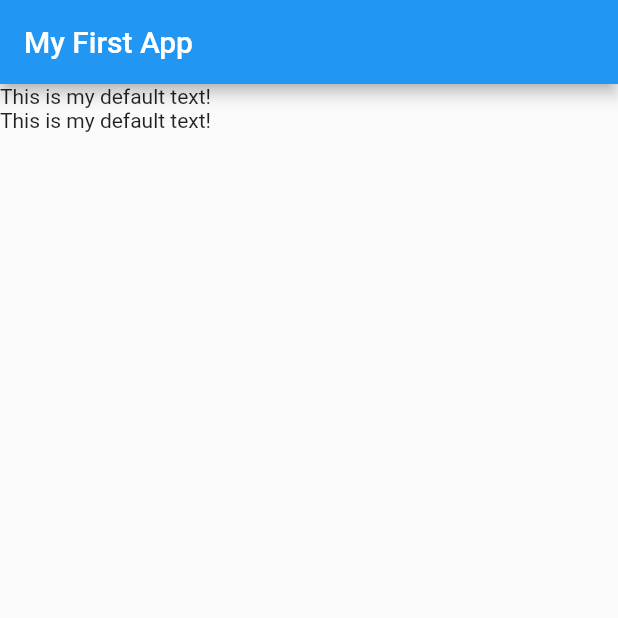
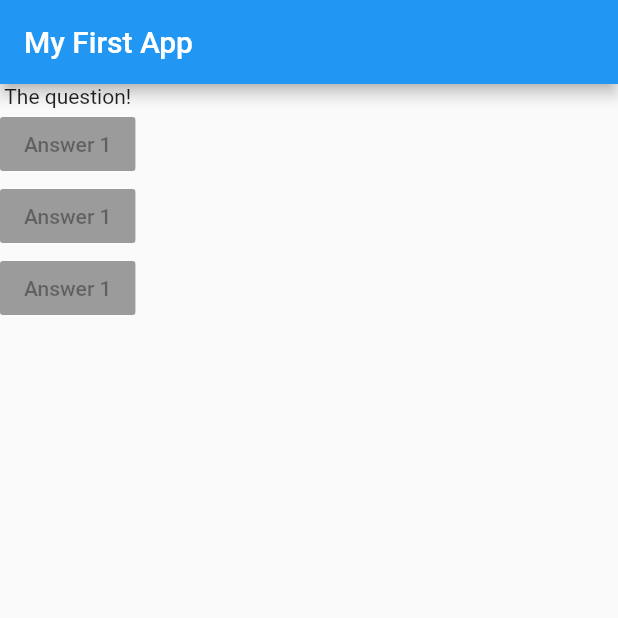
Before and after one commit to Boleto/quizz_flutter, a Flutter app: the screen it shows after launch, on a phone screen of 412 x 824 dp, the top half of it. Run offline on Flutter 3.47's test engine with Material 2 defaults, Android fonts, the phone set to English and light mode, and no system bars.

Commit message:
Add 3 buttons below my text for the possible answers

```diff
--- a/lib/main.dart
+++ b/lib/main.dart
@@ -17,8 +17,19 @@ class MyApp extends StatelessWidget {
         ),
         body: Column(
           children: [
-            Text('This is my default text!'),
-            Text('This is my default text!'),
+            Text('The question!'),
+            RaisedButton(
+              onPressed: null,
+              child: Text('Answer 1'),
+            ),
+            RaisedButton(
+              onPressed: null,
+              child: Text('Answer 1'),
+            ),
+            RaisedButton(
+              onPressed: null,
+              child: Text('Answer 1'),
+            ),
           ],
         ),
       ),
```
